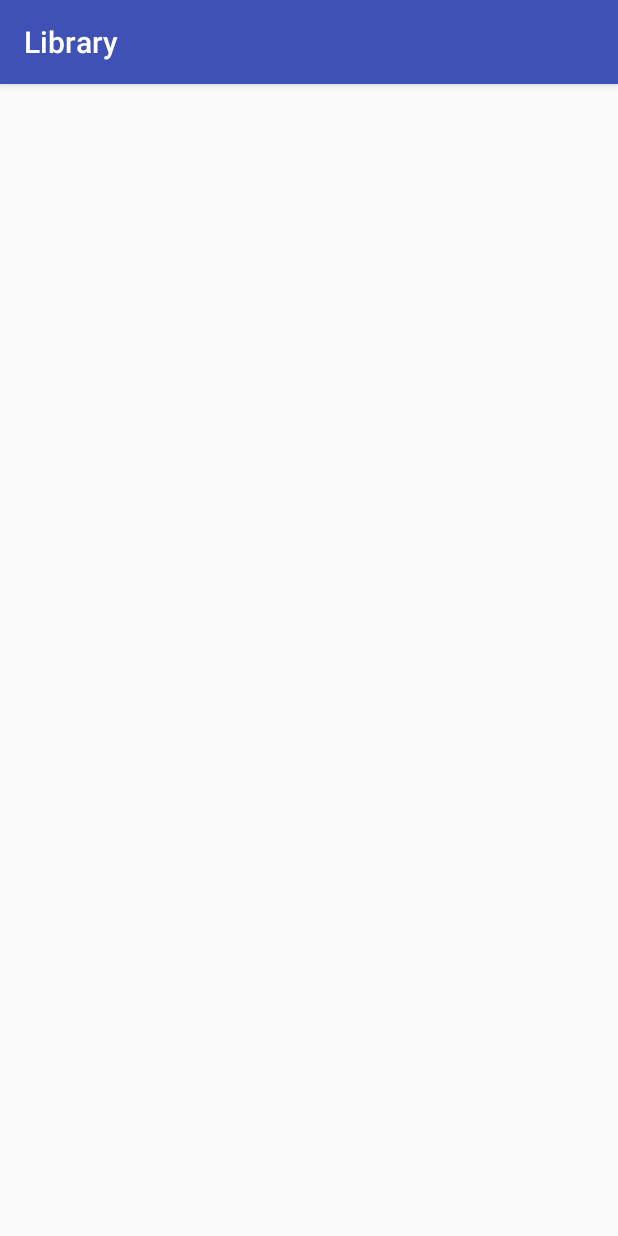
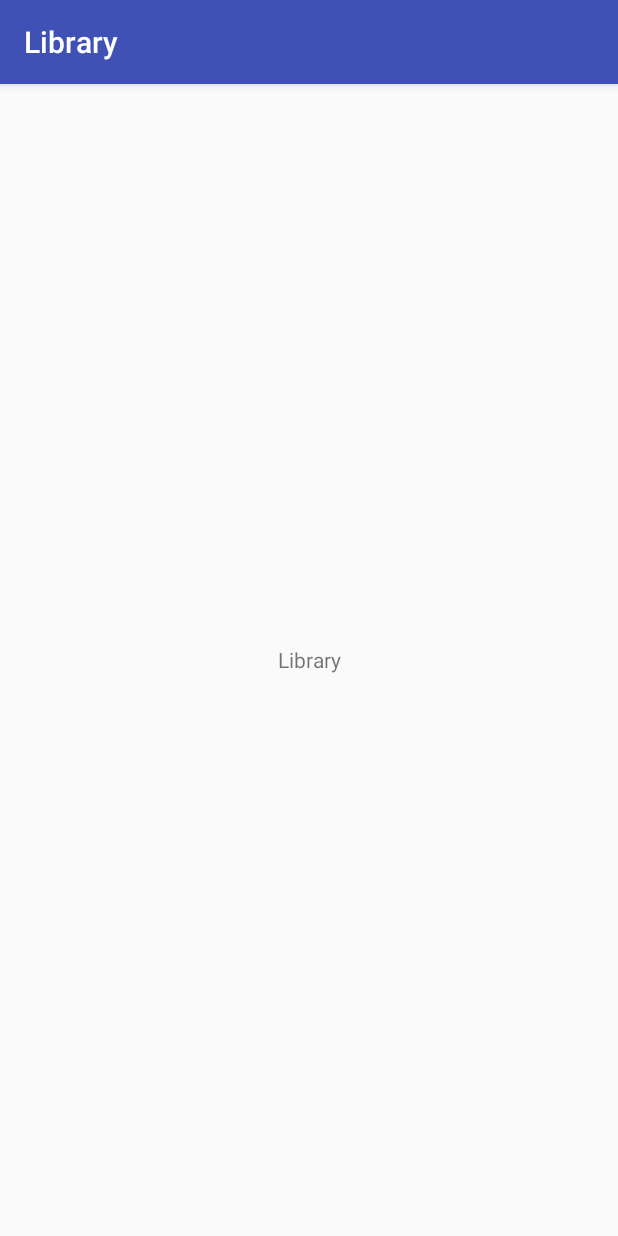
Before and after one commit to KORUSH-KABIR/Library, an Android app: the screen it shows after launch (MainActivity), on a phone screen of 412 x 824 dp. Run offline under Robolectric (Android 15) with nearby library versions, the phone set to English and light mode, and no system bars; our stand-ins replace CircleImageView; 1 statement that could not run was skipped.

Commit message:
commit init
commit init

```diff
--- a/app/src/main/java/ir/phoenix_iran/library/MainActivity.java
+++ b/app/src/main/java/ir/phoenix_iran/library/MainActivity.java
@@ -3,6 +3,7 @@ package ir.phoenix_iran.library;
 import android.os.Bundle;
 import android.support.v7.app.AppCompatActivity;
 
+import ir.aid.library.pFrameworks.pHelper.IntroDesignHelper;
 import ir.aid.library.pFrameworks.pUtils.ToastBuilder;
 
 public class MainActivity extends AppCompatActivity {
@@ -12,19 +13,17 @@ public class MainActivity extends AppCompatActivity {
         super.onCreate(savedInstanceState);
         setContentView(R.layout.activity_main);
 
-        createDialog();
+        create();
 
     }
 
-    private void createDialog(){
+    private void create(){
 
-        new DialogHelper(this)
-                .setTitleText("title")
-                .setMessageText("message")
-                .autoCancel(true)
-                .autoDismiss(true)
-                //.setDialogBackgroundShape(R.drawable.dialog_background)
-                .setCanceledOnTouchOutside(true).show();
+        IntroDesignHelper intro = new IntroDesignHelper(this , R.id.viewPager);
+        intro.setItemsMode(R.layout.intro_model , 3);
+
+        intro.showIntroDesign();
+
 
         ToastBuilder.ToastUtils.build(this , "title" , "description" , R.drawable.pic_profile , ToastBuilder.NORMAL_MODE , ToastBuilder.TIME_LONG);
         ToastBuilder.CustomToast.build(this , R.layout.toast_layout_test , ToastBuilder.TIME_LONG);
--- a/app/src/main/res/layout/activity_main.xml
+++ b/app/src/main/res/layout/activity_main.xml
@@ -6,4 +6,9 @@
     android:layout_height="match_parent"
     tools:context=".MainActivity">
 
+    <android.support.v4.view.ViewPager
+        android:id="@+id/viewPager"
+        android:layout_width="match_parent"
+        android:layout_height="match_parent"/>
+
 </RelativeLayout>
--- /dev/null
+++ b/app/src/main/res/layout/intro_model.xml
@@ -0,0 +1,12 @@
+<?xml version="1.0" encoding="utf-8"?>
+<RelativeLayout xmlns:android="http://schemas.android.com/apk/res/android"
+    android:layout_width="match_parent"
+    android:layout_height="match_parent">
+
+    <TextView
+        android:text="@string/app_name"
+        android:gravity="center"
+        android:layout_width="match_parent"
+        android:layout_height="match_parent" />
+
+</RelativeLayout>
```
